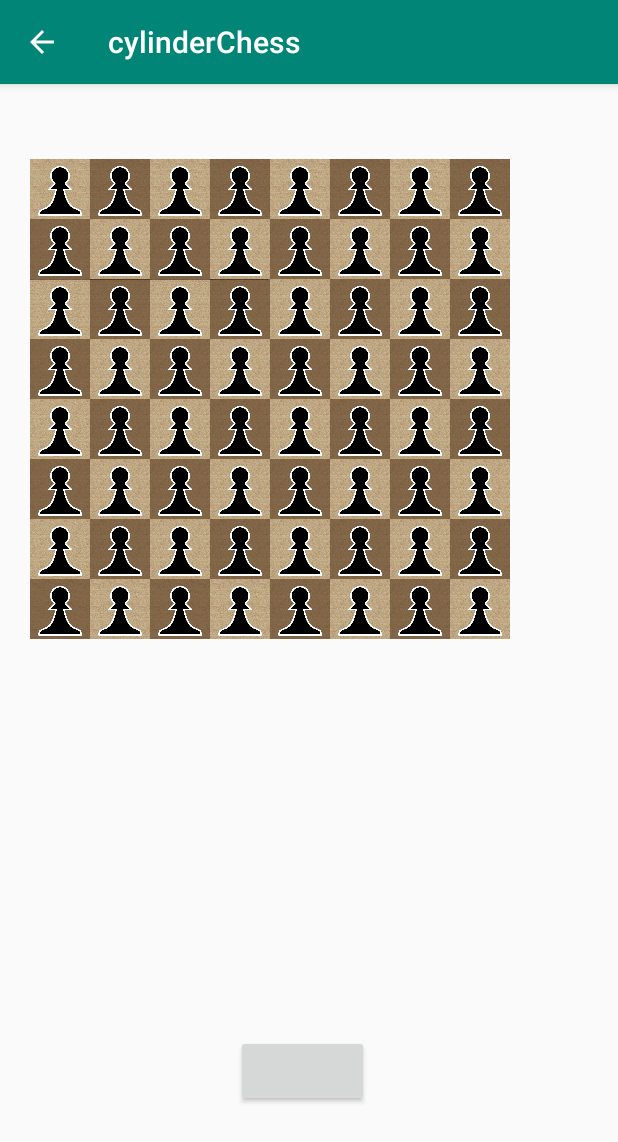
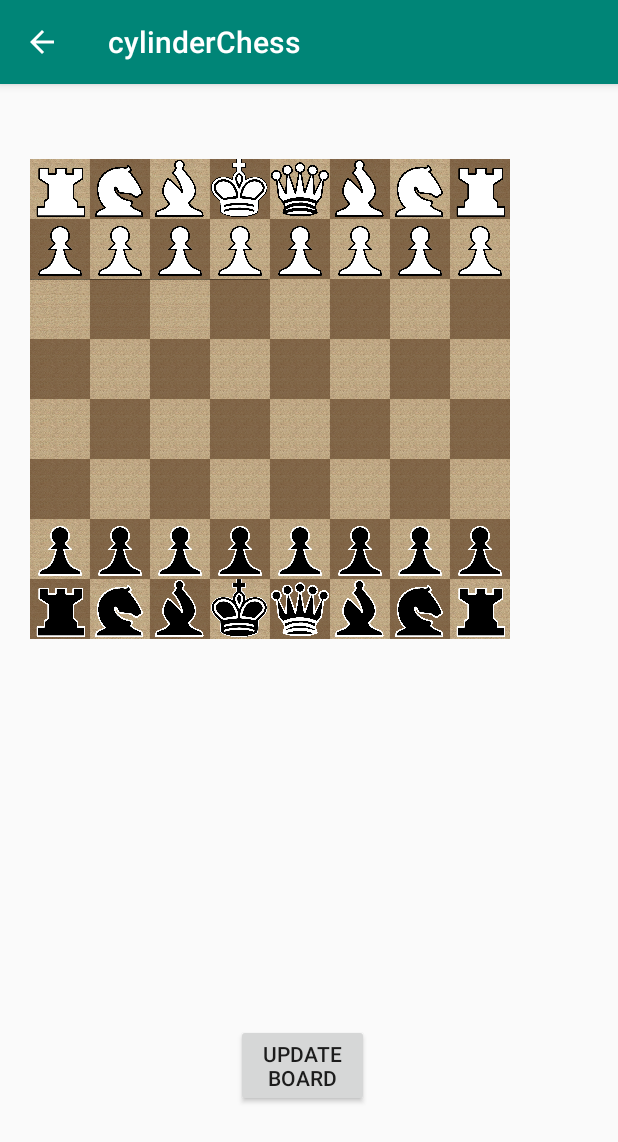
Before and after one commit to ColinAChen/cylinderChess, an Android app: the DisplayBoard screen opened directly, with no data from a screen before it, on a phone screen of 412 x 824 dp. Shown: the top 1142 px of the screen. Run offline under Robolectric (Android 15) with nearby library versions, the phone set to English and light mode, and no system bars.

Commit message:
Added adapter functions and changed board initial setup
asDrawable changes an array of pieces into an array of drawables. Implemented Colin's board class to make a set-up chess board.

```diff
--- a/app/src/main/java/com/example/cylinderchess/DisplayBoard.java
+++ b/app/src/main/java/com/example/cylinderchess/DisplayBoard.java
@@ -10,6 +10,7 @@ import android.view.View;
 import android.widget.Button;
 
 import java.util.ArrayList;
+import java.util.Arrays;
 
 public class DisplayBoard extends AppCompatActivity implements MyRecyclerViewAdapter.ItemClickListener {
 
@@ -21,15 +22,10 @@ public class DisplayBoard extends AppCompatActivity implements MyRecyclerViewAda
         setContentView(R.layout.activity_display_board);
         final ArrayList<Drawable> data = new ArrayList<>();
 
-        // data to populate the RecyclerView with
-        //Drawable[] data = new Drawable[64];
-        Log.d("custom message:","size = " );
+        Drawable[] temp = asDrawable(createBoard.oneFromTwo(createBoard.initializeBoard()));
 
-        for(int x=0; x<64; x++)
-        {
-            Log.d("custom message:","inside of loop");
-            data.add(getResources().getDrawable(R.drawable.black_pawn, null));
-        }
+        data.addAll(Arrays.asList(temp));
+
         Log.d("custom message:","after loop");
         // set up the RecyclerView
         final RecyclerView recyclerView = findViewById(R.id.rvNumbers);
@@ -65,6 +61,60 @@ public class DisplayBoard extends AppCompatActivity implements MyRecyclerViewAda
         return data;
     }
 
+    public Drawable[] asDrawable(Piece[] pieces)
+    {
+        Drawable[] arr = new Drawable[64];
+        for(int x=0; x < pieces.length;x++){
+            if(pieces[x] == null)
+            {
+                arr[x] = getResources().getDrawable(R.drawable.blank, null);
+            }
+            else
+            {
+                String color = pieces[x].getColor();
+                String name = pieces[x].getName();
+                if (color.equals("b"))
+                {
+                    switch(name){
+                        case "p": arr[x] = getResources().getDrawable(R.drawable.black_pawn, null);
+                            break;
+                        case "r": arr[x] = getResources().getDrawable(R.drawable.black_rook, null);
+                            break;
+                        case "n": arr[x] = getResources().getDrawable(R.drawable.black_knight, null);
+                            break;
+                        case "b": arr[x] = getResources().getDrawable(R.drawable.black_bishop, null);
+                            break;
+                        case "q": arr[x] = getResources().getDrawable(R.drawable.black_queen, null);
+                            break;
+                        case "k": arr[x] = getResources().getDrawable(R.drawable.black_king, null);
+                            break;
+                        default: arr[x] = getResources().getDrawable(R.drawable.blank, null);
+                    }
+                }
+                else
+                {
+                    switch(name){
+                        case "p": arr[x] = getResources().getDrawable(R.drawable.white_pawn, null);
+                            break;
+                        case "r": arr[x] = getResources().getDrawable(R.drawable.white_rook, null);
+                            break;
+                        case "n": arr[x] = getResources().getDrawable(R.drawable.white_knight, null);
+                            break;
+                        case "b": arr[x] = getResources().getDrawable(R.drawable.white_bishop, null);
+                            break;
+                        case "q": arr[x] = getResources().getDrawable(R.drawable.white_queen, null);
+                            break;
+                        case "k": arr[x] = getResources().getDrawable(R.drawable.white_king, null);
+                            break;
+                        default: arr[x] = getResources().getDrawable(R.drawable.blank, null);
+                    }
+                }
+            }
+        }
+
+        return arr;
+    }
+
 /*    public void changePieces(View view)
     {
         for(int x=0; x<64; x++)
--- a/app/src/main/java/com/example/cylinderchess/Piece.java
+++ b/app/src/main/java/com/example/cylinderchess/Piece.java
@@ -1,3 +1,5 @@
+package com.example.cylinderchess;
+
 public class Piece{
 	String name;
 	boolean color;
--- a/app/src/main/java/com/example/cylinderchess/createBoard.java
+++ b/app/src/main/java/com/example/cylinderchess/createBoard.java
@@ -1,3 +1,5 @@
+package com.example.cylinderchess;
+
 public class createBoard{
 	public static void main(String[] args){
 		Piece[][] board = initializeBoard();
--- a/app/src/main/res/layout/activity_display_board.xml
+++ b/app/src/main/res/layout/activity_display_board.xml
@@ -38,9 +38,8 @@
         android:layout_alignParentBottom="true"
         android:layout_marginStart="157dp"
         android:layout_marginEnd="166dp"
-        android:layout_marginBottom="86dp"/>
-   <!--     android:onClick="changePieces"
-        android:text="Button"-->
+        android:layout_marginBottom="86dp"
+        android:text="Update Board"/>
 
 
 </RelativeLayout>
```
Also changed, not shown: app/src/main/res/drawable/blank.png (added).
